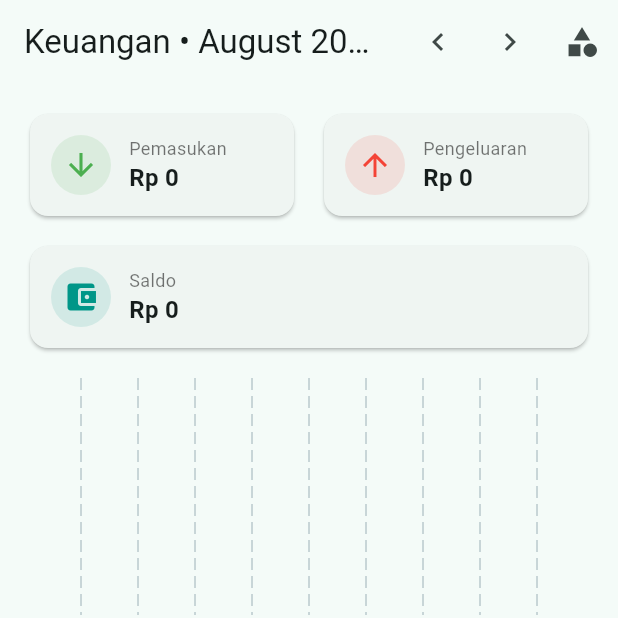
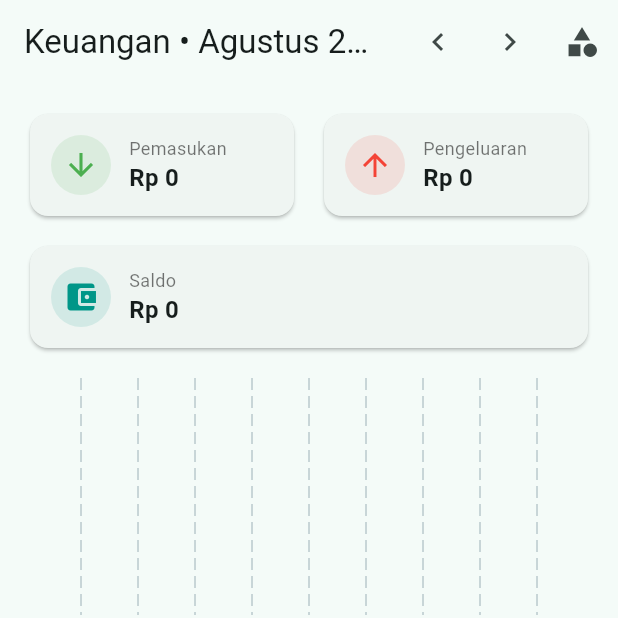
Before and after one commit to farhanfarruq/personal_finance, a Flutter app: the screen it shows after launch, on a phone screen of 412 x 824 dp, the top half of it. Run offline on Flutter 3.47's test engine with Material 3 defaults, Android fonts, the phone set to English and light mode, and no system bars; drawn by our look-alikes of fl_chart; our stand-ins replace sqflite; accounts and stored records are empty.

```diff
--- /dev/null
+++ b/lib/models/category_model.dart
@@ -0,0 +1,21 @@
+class CategoryModel {
+  final int? id;
+  final String name;
+  final String icon;
+
+  CategoryModel({this.id, required this.name, this.icon = '💡'});
+
+  Map<String, dynamic> toMap() => {
+        'id': id,
+        'name': name,
+        'icon': icon,
+      };
+
+  factory CategoryModel.fromMap(Map<String, dynamic> map) {
+    return CategoryModel(
+      id: map['id'] as int?,
+      name: map['name'] as String,
+      icon: (map['icon'] ?? '💡') as String,
+    );
+  }
+}
--- /dev/null
+++ b/lib/my_app.dart
@@ -0,0 +1,21 @@
+import 'package:flutter/material.dart';
+import 'package:provider/provider.dart';
+import 'providers/finance_provider.dart';
+import 'screens/home_screen.dart';
+
+class MyApp extends StatelessWidget {
+  const MyApp({super.key});
+
+  @override
+  Widget build(BuildContext context) {
+    return MaterialApp(
+      debugShowCheckedModeBanner: false,
+      title: 'Personal Finance',
+      theme: ThemeData(
+        colorSchemeSeed: Colors.teal,
+        useMaterial3: true,
+      ),
+      home: const HomeScreen(),
+    );
+  }
+}
--- /dev/null
+++ b/lib/screens/home_screen.dart
@@ -0,0 +1,165 @@
+import 'package:fl_chart/fl_chart.dart';
+import 'package:flutter/material.dart';
+import 'package:intl/intl.dart';
+import 'package:provider/provider.dart';
+import '../providers/finance_provider.dart';
+import 'add_edit_transaction_screen.dart';
+import 'categories_screen.dart';
+import '../widgets/transaction_tile.dart';
+
+class HomeScreen extends StatelessWidget {
+  const HomeScreen({super.key});
+
+  @override
+  Widget build(BuildContext context) {
+    final prov = context.watch<FinanceProvider>();
+    final currency = NumberFormat.currency(locale: 'id_ID', symbol: 'Rp ');
+
+    return Scaffold(
+      appBar: AppBar(
+        title: Text('Keuangan • ${prov.monthLabel}'),
+        actions: [
+          IconButton(
+            onPressed: prov.prevMonth,
+            icon: const Icon(Icons.chevron_left),
+          ),
+          IconButton(
+            onPressed: prov.nextMonth,
+            icon: const Icon(Icons.chevron_right),
+          ),
+          IconButton(
+            onPressed: () {
+              Navigator.push(
+                context,
+                MaterialPageRoute(builder: (_) => const CategoriesScreen()),
+              );
+            },
+            icon: const Icon(Icons.category),
+          ),
+        ],
+      ),
+      floatingActionButton: FloatingActionButton.extended(
+        onPressed: () async {
+          await Navigator.push(
+            context,
+            MaterialPageRoute(
+              builder: (_) => AddEditTransactionScreen(),
+            ),
+          );
+        },
+        label: const Text('Tambah'),
+        icon: const Icon(Icons.add),
+      ),
+      body: RefreshIndicator(
+        onRefresh: prov.refresh,
+        child: ListView(
+          padding: const EdgeInsets.all(16),
+          children: [
+            // Summary Cards
+            Row(
+              children: [
+                Expanded(
+                  child: _summaryCard(
+                    'Pemasukan',
+                    currency.format(prov.income),
+                    Icons.arrow_downward,
+                    Colors.green,
+                  ),
+                ),
+                const SizedBox(width: 12),
+                Expanded(
+                  child: _summaryCard(
+                    'Pengeluaran',
+                    currency.format(prov.expense),
+                    Icons.arrow_upward,
+                    Colors.red,
+                  ),
+                ),
+              ],
+            ),
+            const SizedBox(height: 12),
+            _summaryCard(
+              'Saldo',
+              currency.format(prov.balance),
+              Icons.account_balance_wallet,
+              Colors.teal,
+            ),
+            const SizedBox(height: 16),
+
+            // Mini Bar Chart income vs expense
+            SizedBox(
+              height: 180,
+              child: BarChart(
+                BarChartData(
+                  borderData: FlBorderData(show: false),
+                  titlesData: FlTitlesData(
+                    leftTitles: const AxisTitles(sideTitles: SideTitles(showTitles: false)),
+                    topTitles: const AxisTitles(sideTitles: SideTitles(showTitles: false)),
+                    rightTitles: const AxisTitles(sideTitles: SideTitles(showTitles: false)),
+                    bottomTitles: AxisTitles(
+                      sideTitles: SideTitles(
+                        showTitles: true,
+                        getTitlesWidget: (v, meta) {
+                          final label = v.toInt() == 0 ? 'Income' : 'Expense';
+                          return Padding(
+                            padding: const EdgeInsets.only(top: 8.0),
+                            child: Text(label, style: const TextStyle(fontSize: 12)),
+                          );
+                        },
+                      ),
+                    ),
+                  ),
+                  barGroups: [
+                    BarChartGroupData(x: 0, barRods: [BarChartRodData(toY: prov.income, color: Colors.green)]),
+                    BarChartGroupData(x: 1, barRods: [BarChartRodData(toY: prov.expense, color: Colors.red)]),
+                  ],
+                ),
+              ),
+            ),
+
+            const SizedBox(height: 16),
+            const Text('Transaksi Terbaru', style: TextStyle(fontSize: 16, fontWeight: FontWeight.w600)),
+            const SizedBox(height: 8),
+
+            if (prov.transactions.isEmpty)
+              const Padding(
+                padding: EdgeInsets.symmetric(vertical: 24),
+                child: Center(child: Text('Belum ada transaksi bulan ini.')),
+              )
+            else
+              ...prov.transactions.map((t) => TransactionTile(
+                    tx: t,
+                    onEdit: () async {
+                      await Navigator.push(
+                        context,
+                        MaterialPageRoute(
+                          builder: (_) => AddEditTransactionScreen(existing: t),
+                        ),
+                      );
+                    },
+                    onDelete: () => prov.deleteTx(t.id!),
+                  )),
+          ],
+        ),
+      ),
+    );
+  }
+
+  Widget _summaryCard(String title, String value, IconData icon, Color color) {
+    return Card(
+      child: Padding(
+        padding: const EdgeInsets.all(14),
+        child: Row(
+          children: [
+            CircleAvatar(backgroundColor: color.withOpacity(.12), child: Icon(icon, color: color)),
+            const SizedBox(width: 12),
+            Column(crossAxisAlignment: CrossAxisAlignment.start, children: [
+              Text(title, style: const TextStyle(fontSize: 12, color: Colors.black54)),
+              Text(value, style: const TextStyle(fontSize: 16, fontWeight: FontWeight.bold)),
+            ]),
+          ],
+        ),
+      ),
+    );
+  }
+}
```
Also changed, not shown: lib/main.dart (+14 -2 lines), lib/screens/add_edit_transaction_screen.dart (added, +140 -0 lines), lib/screens/categories_screen.dart (added, +56 -0 lines), 1 other file.
